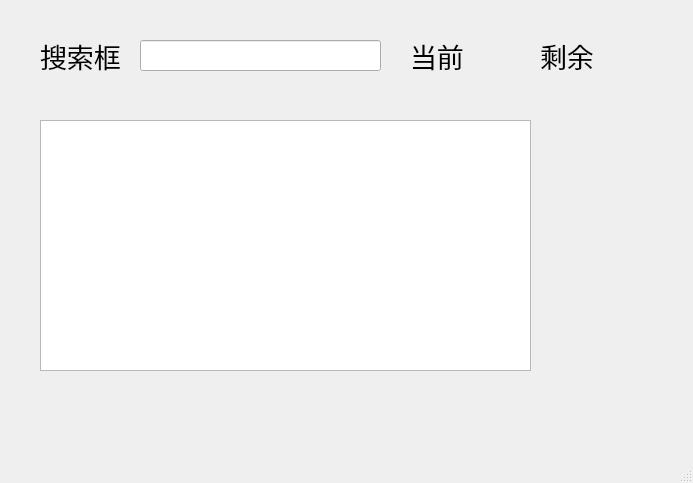
Old version of the form form/mainwindow.ui in the repository mcdudu233/FileSystem.
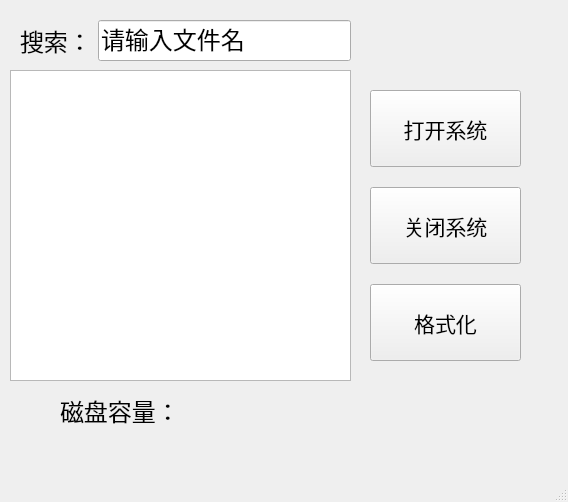
New version of the form.

Commit message: 自动检测文件夹下的数据

Diff of the .ui file:
```diff
--- a/form/mainwindow.ui
+++ b/form/mainwindow.ui
@@ -6,8 +6,8 @@
    <rect>
     <x>0</x>
     <y>0</y>
-    <width>693</width>
-    <height>483</height>
+    <width>568</width>
+    <height>502</height>
    </rect>
   </property>
   <property name="windowTitle">
@@ -17,139 +17,157 @@
    <widget class="QTreeView" name="treeView">
     <property name="geometry">
      <rect>
-      <x>40</x>
-      <y>120</y>
-      <width>491</width>
-      <height>251</height>
+      <x>10</x>
+      <y>70</y>
+      <width>341</width>
+      <height>311</height>
      </rect>
     </property>
    </widget>
-   <widget class="QLineEdit" name="searchEdit">
+   <widget class="QWidget" name="horizontalLayoutWidget">
     <property name="geometry">
      <rect>
-      <x>140</x>
-      <y>40</y>
-      <width>241</width>
-      <height>31</height>
+      <x>60</x>
+      <y>390</y>
+      <width>231</width>
+      <height>41</height>
      </rect>
     </property>
-    <property name="font">
-     <font>
-      <family>宋体</family>
-      <pointsize>20</pointsize>
-     </font>
-    </property>
-    <property name="text">
-     <string/>
-    </property>
+    <layout class="QHBoxLayout" name="horizontalLayout">
+     <item>
+      <widget class="QLabel" name="label_3">
+       <property name="font">
+        <font>
+         <family>宋体</family>
+         <pointsize>18</pointsize>
+        </font>
+       </property>
+       <property name="text">
+        <string>磁盘容量：</string>
+       </property>
+      </widget>
+     </item>
+     <item>
+      <widget class="QLabel" name="diskCapacityLabel">
+       <property name="font">
+        <font>
+         <family>宋体</family>
+         <pointsize>18</pointsize>
+        </font>
+       </property>
+       <property name="text">
+        <string/>
+       </property>
+      </widget>
+     </item>
+    </layout>
    </widget>
-   <widget class="QLabel" name="label">
+   <widget class="QWidget" name="horizontalLayoutWidget_2">
     <property name="geometry">
      <rect>
-      <x>40</x>
-      <y>40</y>
-      <width>111</width>
-      <height>31</height>
+      <x>20</x>
+      <y>20</y>
+      <width>331</width>
+      <height>41</height>
      </rect>
     </property>
-    <property name="font">
-     <font>
-      <family>宋体</family>
-      <pointsize>20</pointsize>
-     </font>
-    </property>
-    <property name="text">
-     <string>搜索框</string>
-    </property>
+    <layout class="QHBoxLayout" name="horizontalLayout_2">
+     <item>
+      <widget class="QLabel" name="label">
+       <property name="font">
+        <font>
+         <family>宋体</family>
+         <pointsize>18</pointsize>
+        </font>
+       </property>
+       <property name="text">
+        <string>搜索：</string>
+       </property>
+      </widget>
+     </item>
+     <item>
+      <widget class="QLineEdit" name="searchEdit">
+       <property name="font">
+        <font>
+         <family>宋体</family>
+         <pointsize>18</pointsize>
+        </font>
+       </property>
+       <property name="text">
+        <string>请输入文件名</string>
+       </property>
+      </widget>
+     </item>
+    </layout>
    </widget>
-   <widget class="QLabel" name="label_2">
+   <widget class="QWidget" name="verticalLayoutWidget">
     <property name="geometry">
      <rect>
-      <x>410</x>
-      <y>100</y>
-      <width>54</width>
-      <height>16</height>
+      <x>370</x>
+      <y>90</y>
+      <width>151</width>
+      <height>271</height>
      </rect>
     </property>
-    <property name="text">
-     <string/>
-    </property>
-   </widget>
-   <widget class="QLabel" name="label_3">
-    <property name="geometry">
-     <rect>
-      <x>410</x>
-      <y>40</y>
-      <width>81</width>
-      <height>31</height>
-     </rect>
-    </property>
-    <property name="font">
-     <font>
-      <family>宋体</family>
-      <pointsize>20</pointsize>
-     </font>
-    </property>
-    <property name="text">
-     <string>当前</string>
-    </property>
-   </widget>
-   <widget class="QLabel" name="label_4">
-    <property name="geometry">
-     <rect>
-      <x>540</x>
-      <y>40</y>
-      <width>71</width>
-      <height>31</height>
-     </rect>
-    </property>
-    <property name="font">
-     <font>
-      <family>宋体</family>
-      <pointsize>20</pointsize>
-     </font>
-    </property>
-    <property name="text">
-     <string>剩余</string>
-    </property>
-   </widget>
-   <widget class="QLabel" name="diskCapacityLabel">
-    <property name="geometry">
-     <rect>
-      <x>470</x>
-      <y>40</y>
-      <width>71</width>
-      <height>31</height>
-     </rect>
-    </property>
-    <property name="font">
-     <font>
-      <family>宋体</family>
-      <pointsize>20</pointsize>
-     </font>
-    </property>
-    <property name="text">
-     <string/>
-    </property>
-   </widget>
-   <widget class="QLabel" name="remainingDiskCapacityLabel">
-    <property name="geometry">
-     <rect>
-      <x>610</x>
-      <y>45</y>
-      <width>91</width>
-      <height>21</height>
-     </rect>
-    </property>
-    <property name="font">
-     <font>
-      <family>宋体</family>
-      <pointsize>20</pointsize>
-     </font>
-    </property>
-    <property name="text">
-     <string/>
-    </property>
+    <layout class="QVBoxLayout" name="verticalLayout">
+     <property name="spacing">
+      <number>20</number>
+     </property>
+     <item>
+      <widget class="QPushButton" name="openButton">
+       <property name="maximumSize">
+        <size>
+         <width>16777215</width>
+         <height>16777213</height>
+        </size>
+       </property>
+       <property name="font">
+        <font>
+         <pointsize>16</pointsize>
+        </font>
+       </property>
+       <property name="text">
+        <string>打开系统</string>
+       </property>
+      </widget>
+     </item>
+     <item>
+      <widget class="QPushButton" name="closeButton">
+       <property name="maximumSize">
+        <size>
+         <width>16777215</width>
+         <height>16777213</height>
+        </size>
+       </property>
+       <property name="font">
+        <font>
+         <pointsize>16</pointsize>
+        </font>
+       </property>
+       <property name="text">
+        <string>关闭系统</string>
+       </property>
+      </widget>
+     </item>
+     <item>
+      <widget class="QPushButton" name="reformatButton">
+       <property name="maximumSize">
+        <size>
+         <width>16777215</width>
+         <height>16777213</height>
+        </size>
+       </property>
+       <property name="font">
+        <font>
+         <pointsize>16</pointsize>
+        </font>
+       </property>
+       <property name="text">
+        <string>格式化</string>
+       </property>
+      </widget>
+     </item>
+    </layout>
    </widget>
   </widget>
   <widget class="QMenuBar" name="menubar">
```
Left out of the diff: 2 changed lines with no effect on the pictures. The commit also changes 4 other files.
